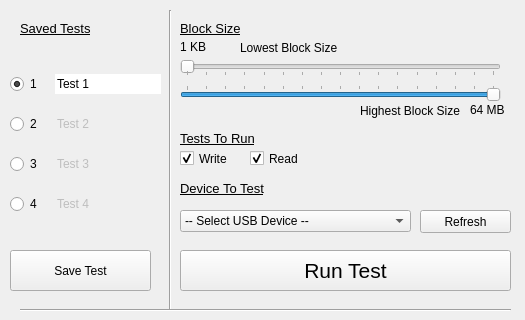
First picture: the form in Benchmarking_input.ui, repository MilesWT/USB-Benchmark, before the edit; both pictures show x 0 to 525 and y 0 to 320 of the 525 by 509 pixel window.
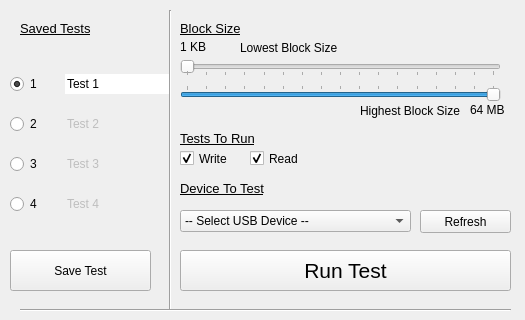
Second picture: the form after the edit.

Diff of the .ui file:
```diff
--- a/Benchmarking_input.ui
+++ b/Benchmarking_input.ui
@@ -28,7 +28,7 @@
      <rect>
       <x>10</x>
       <y>60</y>
-      <width>151</width>
+      <width>161</width>
       <height>171</height>
      </rect>
     </property>
```
Left out of the diff: 37 changed lines with no effect on the pictures.
